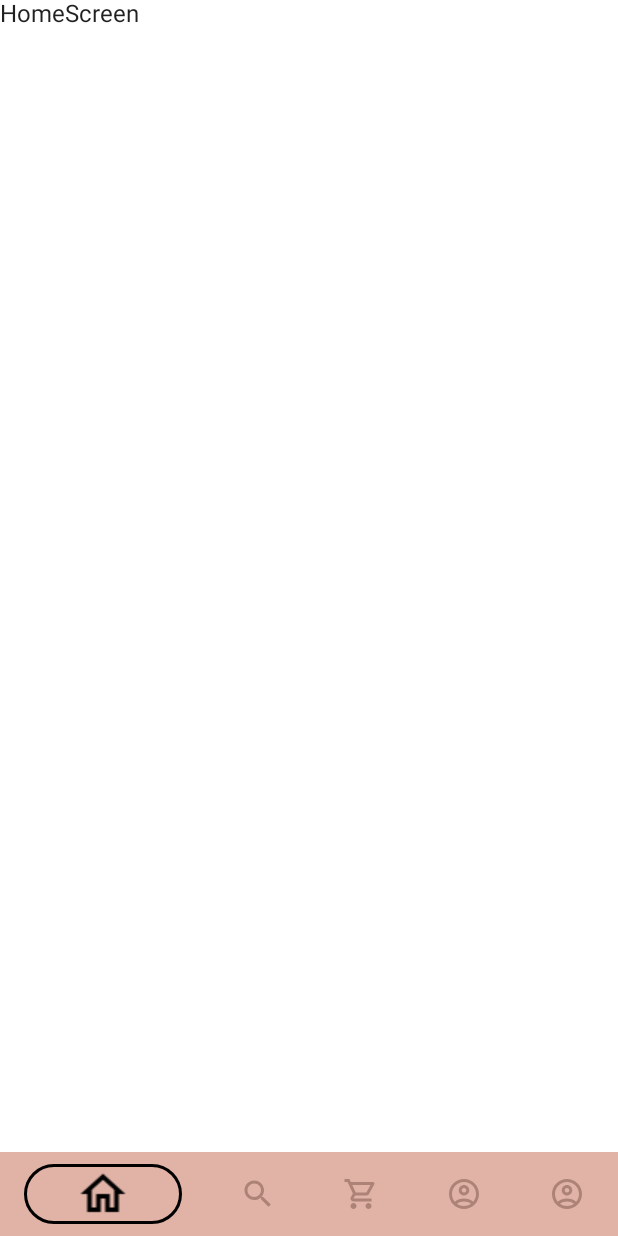
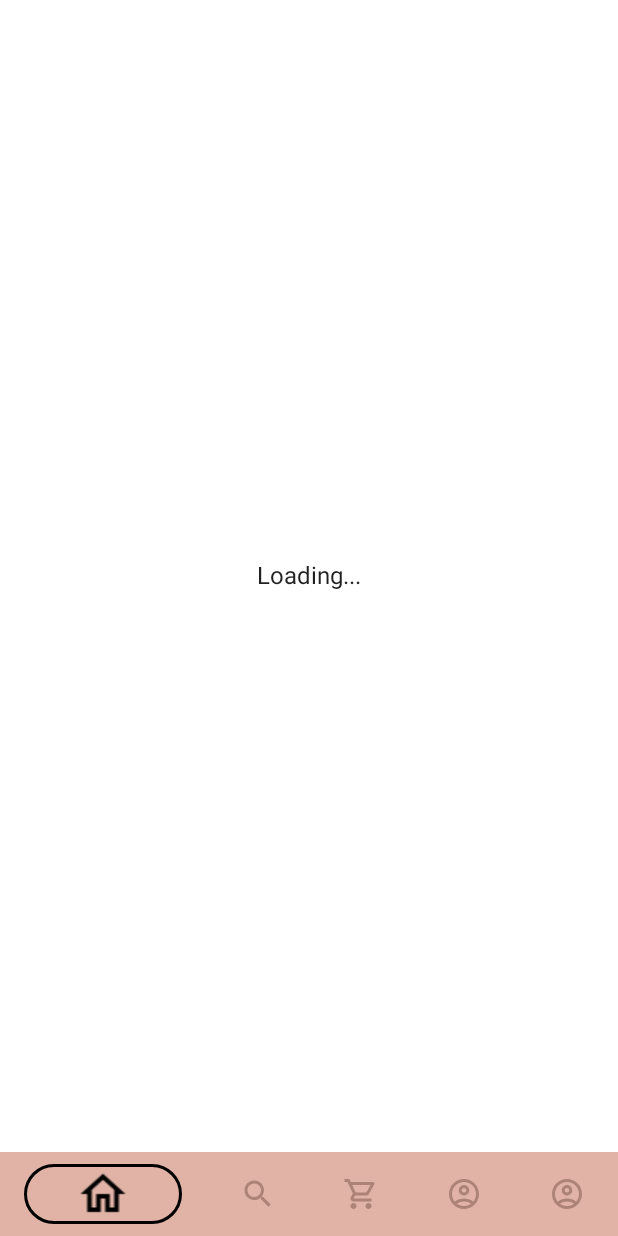
Before and after one commit to jdagnogo/WeLoveMArathon, an Android app built with Jetpack Compose: the feed screen opened through its navigation route, on a phone screen of 412 x 824 dp. Run offline under Robolectric (Android 15) with nearby library versions, the phone set to English and light mode, and no system bars; our stand-ins replace Dagger/Hilt's generated code.

Commit message:
created homeviewModel

```diff
--- a/app/build.gradle
+++ b/app/build.gradle
@@ -92,6 +92,7 @@ dependencies {
     //Hilt
     implementation("com.google.dagger:hilt-android:2.38.1")
     kapt("com.google.dagger:hilt-android-compiler:2.38.1")
+    implementation 'androidx.hilt:hilt-navigation-compose:1.0.0-alpha03'
 
     //Compose
     implementation "androidx.navigation:navigation-compose:2.4.0-beta02"
--- a/app/src/main/java/com/jdagnogo/welovemarathon/home/HomeScreen.kt
+++ b/app/src/main/java/com/jdagnogo/welovemarathon/home/HomeScreen.kt
@@ -1,18 +1,27 @@
 package com.jdagnogo.welovemarathon.home
 
-import androidx.compose.foundation.layout.Box
+import androidx.compose.animation.ExperimentalAnimationApi
 import androidx.compose.foundation.layout.padding
 import androidx.compose.foundation.shape.RoundedCornerShape
-import androidx.compose.material.Text
 import androidx.compose.runtime.Composable
+import androidx.compose.runtime.collectAsState
+import androidx.compose.runtime.getValue
 import androidx.compose.ui.Modifier
 import androidx.compose.ui.graphics.TransformOrigin
 import androidx.compose.ui.unit.dp
+import com.jdagnogo.welovemarathon.ui.component.LoadingComponent
 
+@ExperimentalAnimationApi
 @Composable
-fun HomeScreen(modifier: Modifier = Modifier) {
-    Box(modifier = modifier){
-        Text(text = "HomeScreen")
+fun HomeScreen(
+    homeViewModel: HomeViewModel,
+    modifier: Modifier = Modifier,
+) {
+    val state by homeViewModel.state.collectAsState()
+    if (state is HomeViewState.Loading) {
+        LoadingComponent(modifier = modifier)
+    } else {
+        HomeContent(state = state, modifier = modifier)
     }
 }
 
--- /dev/null
+++ b/app/src/main/java/com/jdagnogo/welovemarathon/home/HomeViewModel.kt
@@ -0,0 +1,29 @@
+package com.jdagnogo.welovemarathon.home
+
+import androidx.lifecycle.ViewModel
+import androidx.lifecycle.viewModelScope
+import dagger.hilt.android.lifecycle.HiltViewModel
+import kotlinx.coroutines.delay
+import kotlinx.coroutines.flow.MutableStateFlow
+import kotlinx.coroutines.flow.StateFlow
+import kotlinx.coroutines.launch
+import javax.inject.Inject
+
+@HiltViewModel
+class HomeViewModel @Inject constructor() : ViewModel() {
+    private val _state = MutableStateFlow<HomeViewState>(HomeViewState.Loading)
+    val state: StateFlow<HomeViewState> get() = _state
+
+    init {
+        fakeData()
+    }
+
+    private fun fakeData() {
+        viewModelScope.launch {
+            delay(5000)
+            _state.value = HomeViewState.OnBlogSuccess(
+                listOf(Blog(title = "toto"), Blog(title = "titi"))
+            )
+        }
+    }
+}
--- a/app/src/main/java/com/jdagnogo/welovemarathon/ui/MainActivity.kt
+++ b/app/src/main/java/com/jdagnogo/welovemarathon/ui/MainActivity.kt
@@ -3,8 +3,9 @@ package com.jdagnogo.welovemarathon.ui
 import android.os.Bundle
 import androidx.activity.ComponentActivity
 import androidx.activity.compose.setContent
+import androidx.compose.animation.ExperimentalAnimationApi
 import dagger.hilt.android.AndroidEntryPoint
-
+@ExperimentalAnimationApi
 @AndroidEntryPoint
 class MainActivity : ComponentActivity() {
     override fun onCreate(savedInstanceState: Bundle?) {
--- a/app/src/main/java/com/jdagnogo/welovemarathon/ui/MainContent.kt
+++ b/app/src/main/java/com/jdagnogo/welovemarathon/ui/MainContent.kt
@@ -1,5 +1,6 @@
 package com.jdagnogo.welovemarathon.ui
 
+import androidx.compose.animation.ExperimentalAnimationApi
 import androidx.compose.foundation.layout.padding
 import androidx.compose.runtime.Composable
 import androidx.compose.ui.Modifier
@@ -9,7 +10,7 @@ import com.jdagnogo.welovemarathon.ui.component.MainDestinations
 import com.jdagnogo.welovemarathon.ui.component.WLMScaffold
 import com.jdagnogo.welovemarathon.ui.component.wlmNavGraph
 import com.jdagnogo.welovemarathon.ui.theme.WeLoveMarathonTheme
-
+@ExperimentalAnimationApi
 @Composable
 fun MainContent() {
     WeLoveMarathonTheme {
--- /dev/null
+++ b/app/src/main/java/com/jdagnogo/welovemarathon/ui/component/LoadingComponent.kt
@@ -0,0 +1,28 @@
+package com.jdagnogo.welovemarathon.ui.component
+
+import androidx.compose.foundation.layout.Box
+import androidx.compose.foundation.layout.fillMaxSize
+import androidx.compose.material.MaterialTheme
+import androidx.compose.material.Surface
+import androidx.compose.material.Text
+import androidx.compose.runtime.Composable
+import androidx.compose.ui.Alignment
+import androidx.compose.ui.Modifier
+import androidx.compose.ui.tooling.preview.Preview
+
+@Composable
+fun LoadingComponent(modifier: Modifier) {
+    Surface(modifier = modifier.fillMaxSize()) {
+        Box(contentAlignment = Alignment.Center) {
+            Text(text = "Loading...")
+        }
+    }
+}
+
+@Preview
+@Composable
+fun LoadingComponentPreview() {
+    MaterialTheme {
+        LoadingComponent(modifier = Modifier)
+    }
+}
--- a/app/src/main/java/com/jdagnogo/welovemarathon/ui/component/NavGrah.kt
+++ b/app/src/main/java/com/jdagnogo/welovemarathon/ui/component/NavGrah.kt
@@ -1,5 +1,6 @@
 package com.jdagnogo.welovemarathon.ui.component
 
+import androidx.compose.animation.ExperimentalAnimationApi
 import androidx.compose.material.icons.Icons
 import androidx.compose.material.icons.outlined.AccountCircle
 import androidx.compose.material.icons.outlined.Home
@@ -7,14 +8,16 @@ import androidx.compose.material.icons.outlined.Search
 import androidx.compose.material.icons.outlined.ShoppingCart
 import androidx.compose.ui.Modifier
 import androidx.compose.ui.graphics.vector.ImageVector
+import androidx.hilt.navigation.compose.hiltViewModel
 import androidx.navigation.NavGraphBuilder
 import androidx.navigation.compose.composable
 import androidx.navigation.navigation
 import com.jdagnogo.welovemarathon.food.FoodScreen
 import com.jdagnogo.welovemarathon.home.HomeScreen
+import com.jdagnogo.welovemarathon.home.HomeViewModel
 import com.jdagnogo.welovemarathon.sea.SeaScreen
 import com.jdagnogo.welovemarathon.shopping.ShoppingScreen
-
+@ExperimentalAnimationApi
 fun NavGraphBuilder.wlmNavGraph() {
     navigation(
         route = MainDestinations.HOME_ROUTE,
@@ -24,11 +27,13 @@ fun NavGraphBuilder.wlmNavGraph() {
     }
 }
 
+@ExperimentalAnimationApi
 fun NavGraphBuilder.homeGraph(
     modifier: Modifier = Modifier,
 ) {
     composable(HomeSections.HOME.route) {
-        HomeScreen(modifier)
+        val viewModel = hiltViewModel<HomeViewModel>()
+        HomeScreen(viewModel, modifier)
     }
     composable(HomeSections.FOOD.route) {
         FoodScreen(modifier)
```
Also changed, not shown: app/src/main/java/com/jdagnogo/welovemarathon/home/Blog.kt (added, +13 -0 lines), app/src/main/java/com/jdagnogo/welovemarathon/home/HomeContent.kt (added, +48 -0 lines), app/src/main/java/com/jdagnogo/welovemarathon/home/HomeViewState.kt (added, +7 -0 lines), app/src/main/res/drawable/logo.png (added).
